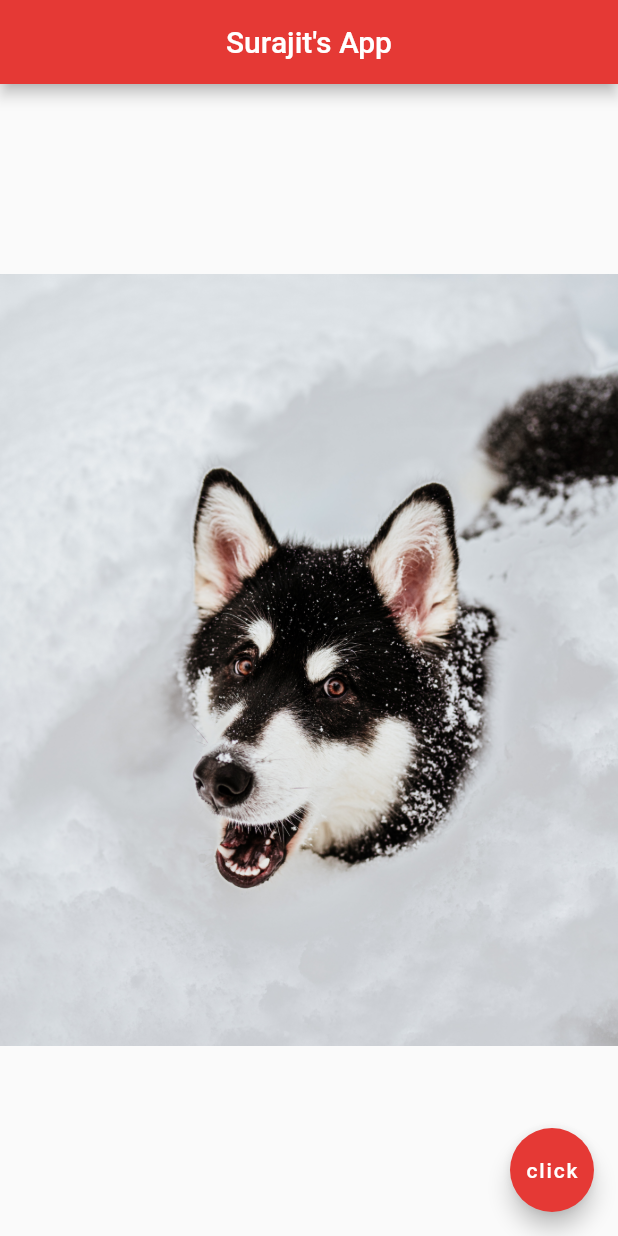
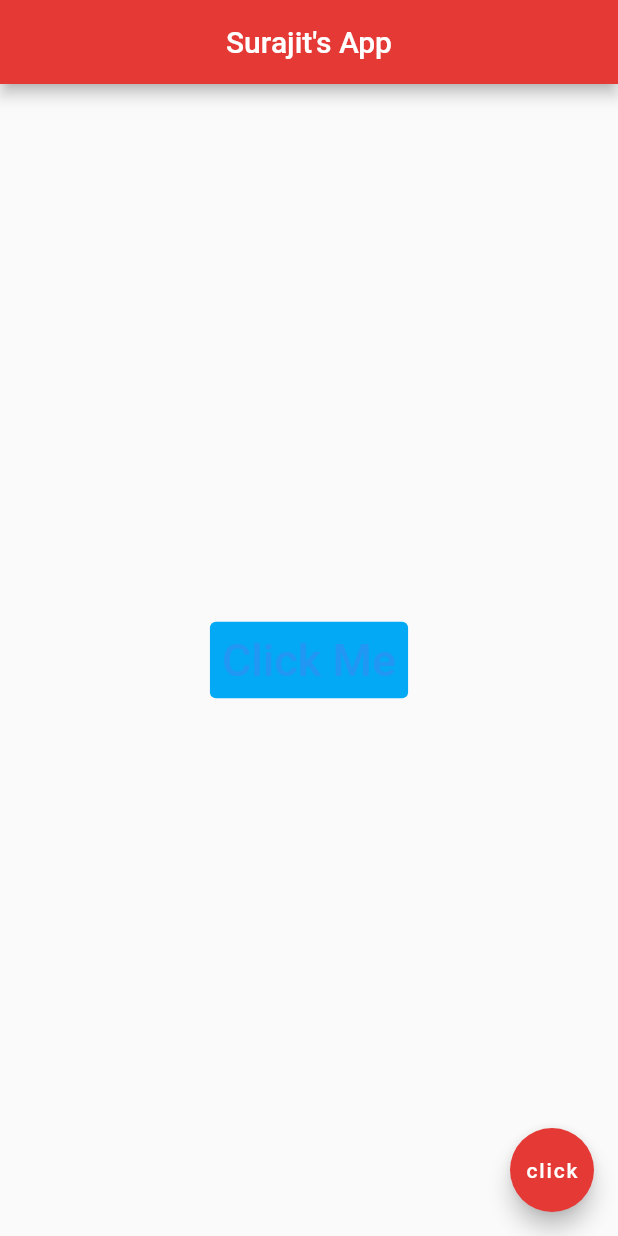
Before and after one commit to SURAJITSHAW/Learning-Flutter, a Flutter app: the screen it shows after launch, on a phone screen of 412 x 824 dp. Run offline on Flutter 3.47's test engine with Material 2 defaults, Android fonts, the phone set to English and light mode, and no system bars; project files that could hold a hidden picture were left out.

Commit message:
feat: Icons & Buttons(ElevatedButton, TextButton)

```diff
--- a/my_first_flutter_app/lib/main.dart
+++ b/my_first_flutter_app/lib/main.dart
@@ -3,8 +3,6 @@ import 'package:flutter/material.dart';
 void main() => runApp(const MaterialApp(
       home: Home(),
     ));
-
-
 
 class Home extends StatelessWidget {
   const Home({Key? key}) : super(key: key);
@@ -13,15 +11,23 @@ class Home extends StatelessWidget {
   Widget build(BuildContext context) {
     return Scaffold(
       appBar: AppBar(
-      title:  const Text(
+        title: const Text(
           'Surajit\'s App',
         ),
         centerTitle: true,
         backgroundColor: Colors.red[600],
       ),
-    body: const Center(
-      child: Image(image: AssetImage('assets/husky.jpg')),
+      body: Center(
+          child: TextButton(
+        onPressed: () {},
+        child: const Text('Click Me',
+        style: TextStyle(
+          fontSize: 30.0,
         ),
+        ),
+        style: ButtonStyle(backgroundColor: MaterialStateProperty.all(Colors.lightBlue[500])),
+
+      )),
       floatingActionButton: FloatingActionButton(
         onPressed: () {},
         child: const Text('click'),
```
Also changed, not shown: 1 other file. Lines whose indentation alone changed are shown as unchanged.
